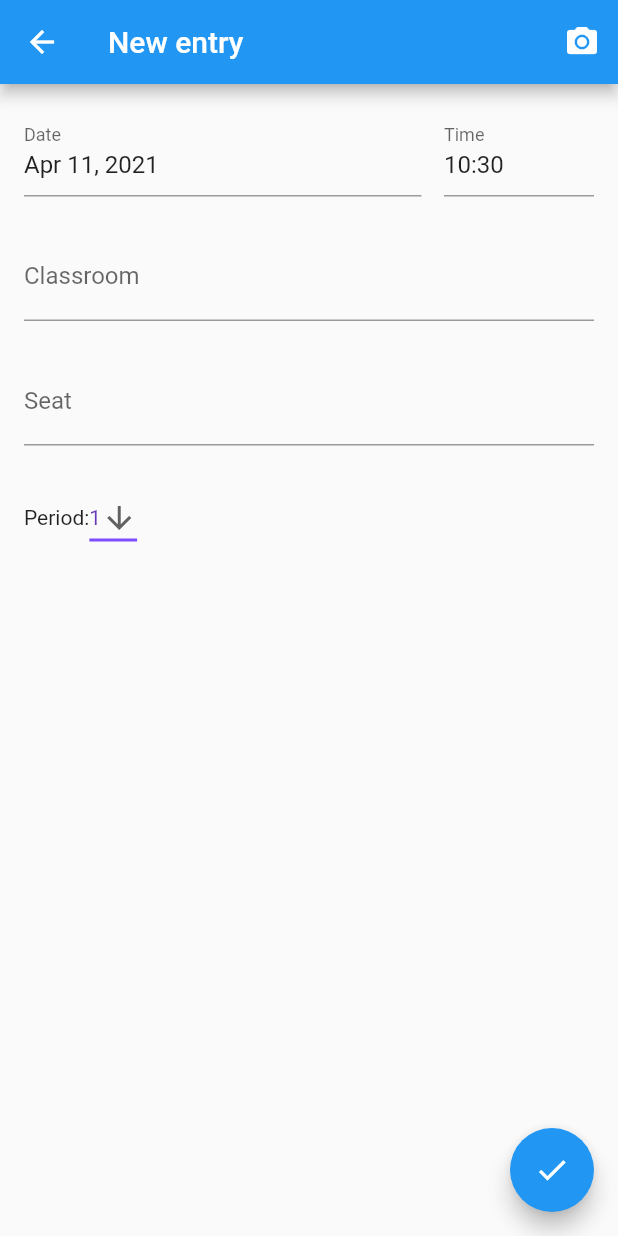
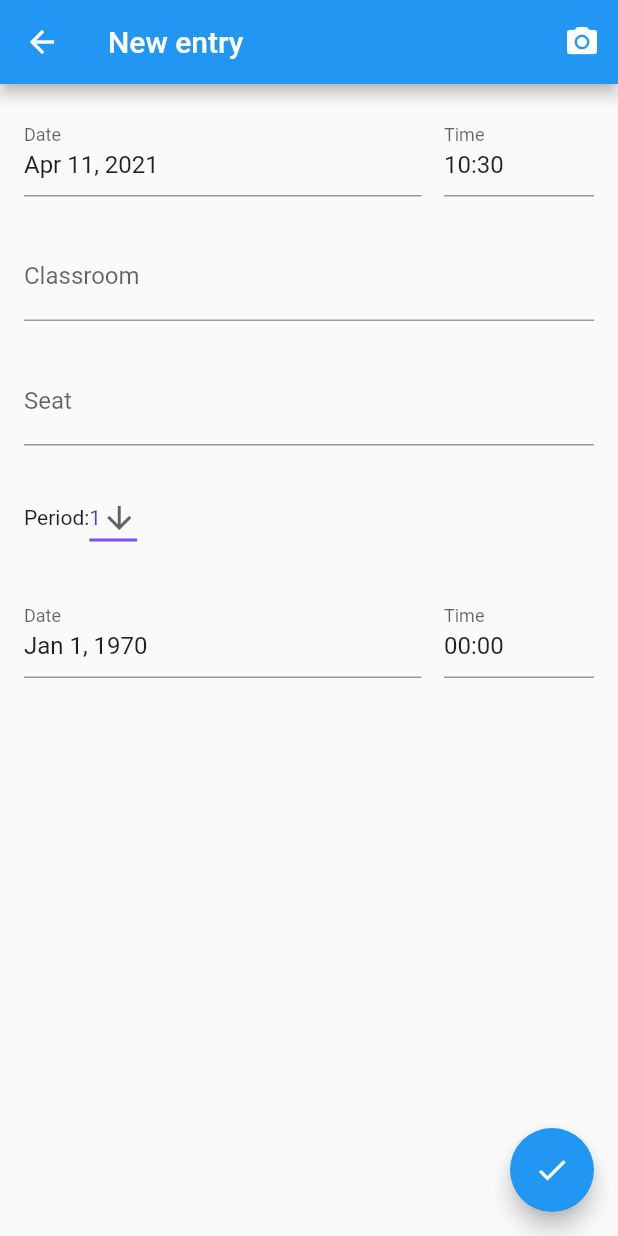
Before and after one commit to dummyx/historykiroku, a Flutter app: the screen it shows after launch, after a tap on the "add" icon, on a phone screen of 412 x 824 dp. Run offline on Flutter 3.47's test engine with Material 2 defaults, Android fonts, the phone set to English and light mode, and no system bars; drawn by our look-alikes of date_time_picker; our stand-ins replace sqflite; missing offline and left inert: qr_code_scanner; accounts and stored records are empty.

Commit message:
Implement end time editing & tweaks

```diff
--- a/lib/main.dart
+++ b/lib/main.dart
@@ -1,12 +1,16 @@
 import 'package:flutter/material.dart';
 import 'package:flutter/foundation.dart';
-import 'src/qr.dart';
 import 'src/db.dart';
 import 'src/entry.dart';
+import 'package:intl/intl.dart';
 
 var db = DatabaseProvider();
+final DateFormat formatter = DateFormat('yyyy-MM-dd HH:mm');
+final DateFormat hourminuteFormatter = DateFormat('HH:mm');
+
 void main() async {
   WidgetsFlutterBinding.ensureInitialized();
+
   await db.open();
   List<Entry> entries = await getData();
   runApp(Home(entries: entries));
@@ -46,41 +50,50 @@ class _HomeState extends State {
               itemCount: entries.length,
               itemBuilder: (context, index) {
                 return ListTile(
-                title: Text(
-                    'id:${entries[index].id}  Classroom:${entries[index].classroom}  Seat:${entries[index].seat} Period: ${entries[index].period} Time: ${DateTime.fromMillisecondsSinceEpoch(entries[index].timestampStart*1000).toString()}'),
-              );
+                    title: Text('${entries[index].classroom}-${entries[index].seat} Period: ${entries[index].period}\n' +
+                        '${formatter.format(DateTime.fromMillisecondsSinceEpoch(entries[index].timestampStart * 1000))} ~ ' +
+                        '${hourminuteFormatter.format(DateTime.fromMillisecondsSinceEpoch(entries[index].timestampEnd * 1000))}'),
+                    onTap: () {
+                      _navigateToEditEntry(context, entries[index]);
+                    },
+                    trailing: Text('id:${entries[index].id}'));
               },
             ),
-          floatingActionButton: Builder (builder: (context) =>FloatingActionButton(
+            floatingActionButton: Builder(
+                builder: (context) => FloatingActionButton(
                       child: Icon(Icons.add),
-            onPressed: () {_navigateToNewEntry(context, generateNewEntry(''));} ,
-            ))
-          /*Builder(
-              builder: (context) => PopupMenuButton<String>(
-                    tooltip: 'Add',
-                    child: Icon(Icons.add_circle_outline_outlined),
-                    itemBuilder: (BuildContext context) =>
-                        <PopupMenuItem<String>>[
-                      PopupMenuItem<String>(
-                        value: 'QRScan',
-                        child: Text('Scan QR code'),
-                      ),
-                      PopupMenuItem<String>(
-                          value: 'EnterManually',
-                          child: Text('Enter manually')),
-                    ],
-                    onSelected: (index) {
-                      _navigate(index, context);
+                      onPressed: () {
+                        _navigateToNewEntry(context, generateNewEntry(''));
                       },
-                  ))),*/
-    ));
+                    ))));
+  }
+
+  _navigateToEditEntry(BuildContext context, Entry entry) async {
+    var returnedEntry = await Navigator.push(
+        context,
+        MaterialPageRoute(
+            builder: (context) => NewEntryScreen(
+                  newEntry: entry,
+                  isEdit: true,
+                )));
+    if (returnedEntry != null) {
+      entry = returnedEntry;
+    }
+    await db.update(entry);
+    entries = await db.getEntries();
+    setState(() {
+      entries = entries;
+    });
   }
 
   _navigateToNewEntry(BuildContext context, Entry newEntry) async {
     var returnedEntry = await Navigator.push(
         context,
         MaterialPageRoute(
-            builder: (context) => NewEntryScreen(newEntry: newEntry)));
+            builder: (context) => NewEntryScreen(
+                  newEntry: newEntry,
+                  isEdit: false,
+                )));
     if (returnedEntry != null) {
       newEntry = returnedEntry;
     }
@@ -91,6 +104,7 @@ class _HomeState extends State {
     });
   }
 }
+
 getData() async {
   List<Entry> entries = await db.getEntries();
   return entries;
--- a/lib/src/entry.dart
+++ b/lib/src/entry.dart
@@ -5,27 +5,43 @@ import 'qr.dart';
 
 class NewEntryScreen extends StatefulWidget {
   final Entry newEntry;
-  NewEntryScreen({Key? key, required this.newEntry}) : super(key: key);
+  final bool isEdit;
+  NewEntryScreen({Key? key, required this.newEntry, required this.isEdit})
+      : super(key: key);
   @override
-  _NewEntryScreenState createState() => _NewEntryScreenState(newEntry);
+  _NewEntryScreenState createState() => _NewEntryScreenState(newEntry, isEdit);
 }
 
 class _NewEntryScreenState extends State<NewEntryScreen> {
   final _formKey = GlobalKey<FormState>();
   Entry newEntry;
-  _NewEntryScreenState(this.newEntry);
+  bool isEdit;
+  _NewEntryScreenState(this.newEntry, this.isEdit);
   final classroomTextController = TextEditingController();
   final seatTextController = TextEditingController();
+
+  @override
+  void initState() {
+    super.initState();
+    classroomTextController.text = newEntry.classroom;
+    seatTextController.text = newEntry.seat;
+    if (isEdit) {
+      newEntry.timestampEnd = DateTime.now().millisecondsSinceEpoch ~/ 1000;
+    }
+  }
+
   @override
   Widget build(BuildContext context) {
     return Scaffold(
       appBar: AppBar(
-        title: Text('New entry'),
+        title: Text(isEdit ? 'Edit entry' : 'New entry'),
         actions: <Widget>[
           IconButton(
             icon: Icon(Icons.camera_alt),
             tooltip: 'Scan QR code',
-            onPressed: () {_scanQRCode(context);},
+            onPressed: () {
+              _scanQRCode(context);
+            },
           ),
         ],
       ),
@@ -43,15 +59,20 @@ class _NewEntryScreenState extends State<NewEntryScreen> {
               children: [
                 ...[
                   DateTimePicker(
-                    initialValue: DateTime.fromMillisecondsSinceEpoch(newEntry.timestampStart*1000).toString(),
+                    initialValue: DateTime.fromMillisecondsSinceEpoch(
+                            newEntry.timestampStart * 1000)
+                        .toString(),
                     firstDate: DateTime(2019),
                     lastDate: DateTime(2100),
                     type: DateTimePickerType.dateTimeSeparate,
                     dateLabelText: 'Date',
                     timeLabelText: 'Time',
-                    onChanged: (datetime) {newEntry.timestampStart = DateTime.parse(datetime).millisecondsSinceEpoch~/1000;},
-                    ),
-
+                    onChanged: (datetime) {
+                      newEntry.timestampStart =
+                          DateTime.parse(datetime).millisecondsSinceEpoch ~/
+                              1000;
+                    },
+                  ),
                   TextFormField(
                     controller: classroomTextController,
                     onChanged: (text) {
@@ -96,7 +117,7 @@ class _NewEntryScreenState extends State<NewEntryScreen> {
                           child: Text(value),
                         );
                       }).toList(),
-                    )
+                    ),
                   ])
                 ].expand(
                   (widget) => [
@@ -105,6 +126,20 @@ class _NewEntryScreenState extends State<NewEntryScreen> {
                       height: 24,
                     )
                   ],
+                ),
+                DateTimePicker(
+                  initialValue: DateTime.fromMillisecondsSinceEpoch(
+                          newEntry.timestampEnd * 1000)
+                      .toString(),
+                  firstDate: DateTime(2019),
+                  lastDate: DateTime(2100),
+                  type: DateTimePickerType.dateTimeSeparate,
+                  dateLabelText: 'Date',
+                  timeLabelText: 'Time',
+                  onChanged: (datetime) {
+                    newEntry.timestampEnd =
+                        DateTime.parse(datetime).millisecondsSinceEpoch ~/ 1000;
+                  },
                 )
               ],
             ),
@@ -121,14 +156,12 @@ class _NewEntryScreenState extends State<NewEntryScreen> {
   _scanQRCode(BuildContext context) async {
     var scannedData = await Navigator.push(
       context,
-      // Create the SelectionScreen in the next step.
       MaterialPageRoute(builder: (context) => QRScanScreen()),
     );
     var parsedData = parseScannedData(scannedData);
 
-      classroomTextController.text = parsedData['classroom']!;
-      seatTextController.text = parsedData['seat']!;
-
+    classroomTextController.text = parsedData['classroom']!;
+    seatTextController.text = parsedData['seat']!;
   }
 
   @override
--- a/pubspec.yaml
+++ b/pubspec.yaml
@@ -29,6 +29,7 @@ dependencies:
   provider: ^5.0.0
   path_provider: ^2.0.1
   date_time_picker: "^2.0.0"
+  intl: ^0.17.0
 
   # The following adds the Cupertino Icons font to your application.
   # Use with the CupertinoIcons class for iOS style icons.
```
Also changed, not shown: lib/src/db.dart (+6 -6 lines). Lines whose indentation alone changed are shown as unchanged.
